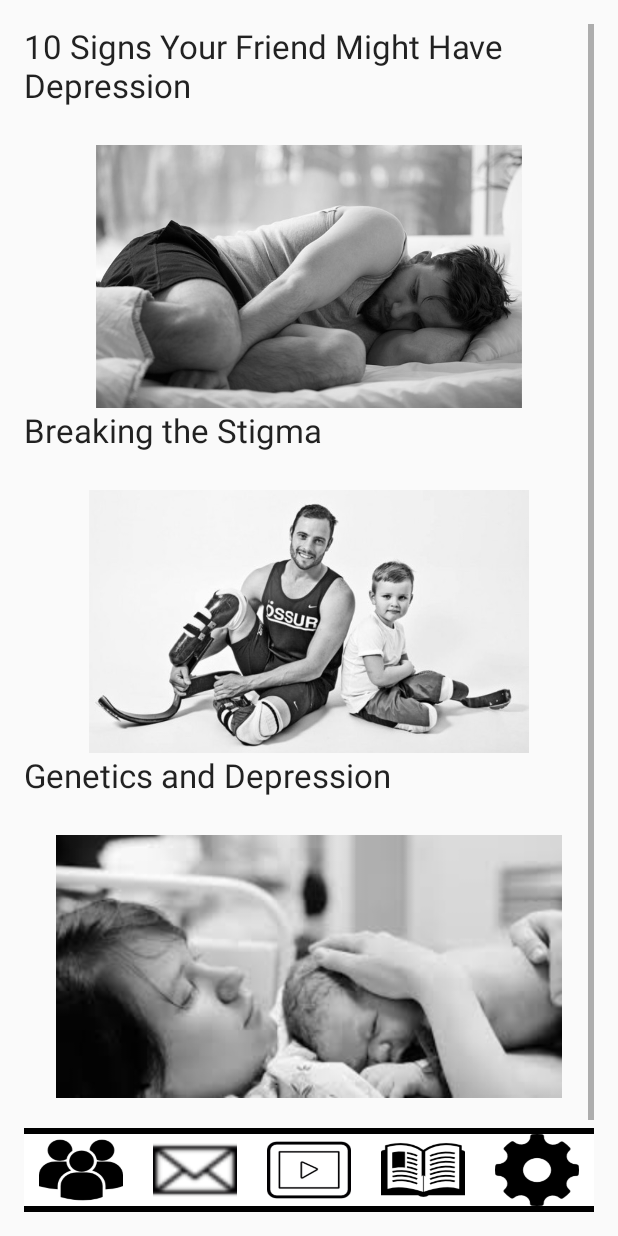
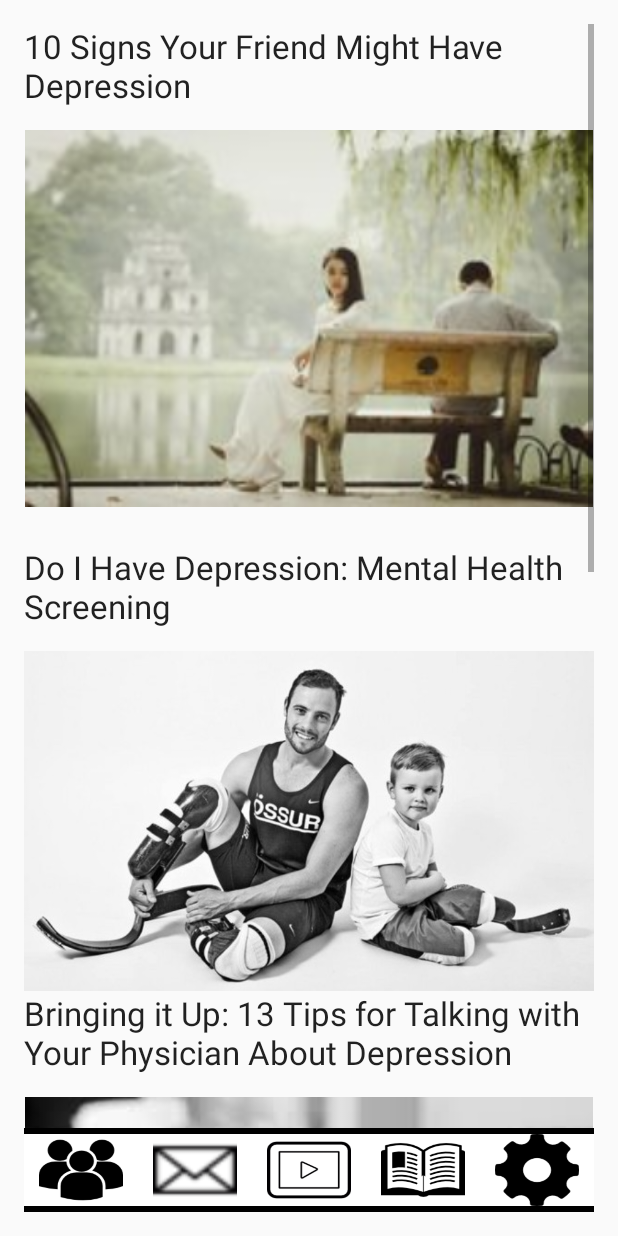
Before and after one commit to cpolyukh/Trellis, an Android app: the LearnMoreActivity screen opened directly, with no data from a screen before it, on a phone screen of 412 x 824 dp. Run offline under Robolectric (Android 15) with nearby library versions, the phone set to English and light mode, and no system bars.

Commit message:
worked on learn more page. still need to update images and work on styling

```diff
--- a/app/src/main/java/edu/uw/ischool/trellis/LearnMoreActivity.java
+++ b/app/src/main/java/edu/uw/ischool/trellis/LearnMoreActivity.java
@@ -11,6 +11,7 @@ import android.support.v7.widget.Toolbar;
 import android.view.View;
 import android.widget.ImageButton;
 import android.widget.ImageView;
+import android.widget.TextView;
 
 public class LearnMoreActivity extends AppCompatActivity {
     MainApp app;
@@ -78,6 +79,14 @@ public class LearnMoreActivity extends AppCompatActivity {
         ImageView article1 = (ImageView) findViewById(R.id.support1);
         ImageView article2 = (ImageView) findViewById(R.id.support2);
         ImageView article3 = (ImageView) findViewById(R.id.support3);
+        ImageView article4 = (ImageView) findViewById(R.id.support4);
+        ImageView article5 = (ImageView) findViewById(R.id.support5);
+
+        TextView text1 = (TextView) findViewById(R.id.textView1);
+        TextView text2 = (TextView) findViewById(R.id.textView2);
+        TextView text3 = (TextView) findViewById(R.id.textView3);
+        TextView text4 = (TextView) findViewById(R.id.textView4);
+        TextView text5 = (TextView) findViewById(R.id.textView5);
 
         article1.setOnClickListener(new View.OnClickListener() {
             @Override
@@ -87,6 +96,39 @@ public class LearnMoreActivity extends AppCompatActivity {
             }
         });
 
+        article2.setOnClickListener(new View.OnClickListener() {
+            @Override
+            public void onClick(View v) {
+                Intent browserIntent = new Intent(Intent.ACTION_VIEW, Uri.parse("http://www.mentalhealthamerica.net/mental-health-screen/patient-health"));
+                startActivity(browserIntent);
+            }
+        });
+
+        article3.setOnClickListener(new View.OnClickListener() {
+            @Override
+            public void onClick(View v) {
+                Intent browserIntent = new Intent(Intent.ACTION_VIEW, Uri.parse("http://www.depressiontoolkit.org/news/tips-for-talking-to-your-doctor-about-depression.asp"));
+                startActivity(browserIntent);
+            }
+        });
+
+        article4.setOnClickListener(new View.OnClickListener() {
+            @Override
+            public void onClick(View v) {
+                Intent browserIntent = new Intent(Intent.ACTION_VIEW, Uri.parse("https://www.psychologytoday.com/blog/thicken-your-skin/201105/when-your-friend-is-depresseddont-and-dos"));
+                startActivity(browserIntent);
+            }
+        });
+
+        article5.setOnClickListener(new View.OnClickListener() {
+            @Override
+            public void onClick(View v) {
+                Intent browserIntent = new Intent(Intent.ACTION_VIEW, Uri.parse("http://www.healthline.com/health-slideshow/9-myths-depression"));
+                startActivity(browserIntent);
+            }
+        });
+
+
     }
 
 }
--- a/app/src/main/res/layout/activity_learn_more.xml
+++ b/app/src/main/res/layout/activity_learn_more.xml
@@ -27,30 +27,36 @@
                     android:layout_height="wrap_content"
                     android:textAppearance="?android:attr/textAppearanceLarge"
                     android:text="10 Signs Your Friend Might Have Depression"
-                    android:paddingBottom="25dp"
-                    android:id="@+id/textView" />
+                    android:paddingBottom="15dp"
+                    android:id="@+id/textView1" />
 
                 <ImageView
-                    android:layout_width="match_parent"
-                    android:layout_height="175dp"
-                    android:src="@drawable/support4"
+                    android:layout_width="fill_parent"
+                    android:layout_height="wrap_content"
+                    android:adjustViewBounds="true"
+                    android:scaleType="fitCenter"
+                    android:src="@drawable/depression1"
+                    android:paddingBottom="25dp"
                     android:id="@+id/support1"/>
 
                 <TextView
                     android:layout_width="wrap_content"
                     android:layout_height="wrap_content"
                     android:textAppearance="?android:attr/textAppearanceLarge"
-                    android:text="Breaking the Stigma"
-                    android:paddingBottom="25dp"
+                    android:text="Do I Have Depression: Mental Health Screening"
+                    android:paddingBottom="15dp"
                     android:id="@+id/textView2" />
 
                 <ImageView
-                    android:layout_width="match_parent"
-                    android:layout_height="175dp"
+                    android:layout_width="fill_parent"
+                    android:layout_height="wrap_content"
+                    android:adjustViewBounds="true"
+                    android:scaleType="fitCenter"
                     android:id="@+id/support2"
                     android:src="@drawable/support2"
                     android:layout_marginTop="0dp"
                     android:layout_marginBottom="0dp"
+                    android:paddingBottom="25dp"
                     android:padding="0dp"
                     android:layout_margin="0dp" />
 
@@ -58,17 +64,60 @@
                     android:layout_width="wrap_content"
                     android:layout_height="wrap_content"
                     android:textAppearance="?android:attr/textAppearanceLarge"
-                    android:text="Genetics and Depression"
-                    android:paddingBottom="25dp"
+                    android:text="Bringing it Up: 13 Tips for Talking with Your Physician About Depression"
+                    android:paddingBottom="15dp"
                     android:id="@+id/textView3" />
 
                 <ImageView
-                    android:layout_width="match_parent"
-                    android:layout_height="175dp"
                     android:id="@+id/support3"
                     android:src="@drawable/support3"
                     android:layout_alignParentEnd="false"
                     android:layout_alignParentRight="false"
+                    android:layout_width="fill_parent"
+                    android:layout_height="wrap_content"
+                    android:adjustViewBounds="true"
+                    android:scaleType="fitCenter"
+                    android:layout_marginTop="0dp"
+                    android:paddingBottom="25dp"
+                    android:layout_marginBottom="0dp"/>
+
+                <TextView
+                    android:layout_width="wrap_content"
+                    android:layout_height="wrap_content"
+                    android:textAppearance="?android:attr/textAppearanceLarge"
+                    android:text="When Your Friend Is Depressed...Don't and Dos"
+                    android:paddingBottom="15dp"
+                    android:id="@+id/textView4" />
+
+                <ImageView
+                    android:id="@+id/support4"
+                    android:src="@drawable/support3"
+                    android:layout_alignParentEnd="false"
+                    android:layout_alignParentRight="false"
+                    android:layout_width="fill_parent"
+                    android:layout_height="wrap_content"
+                    android:adjustViewBounds="true"
+                    android:scaleType="fitCenter"
+                    android:layout_marginTop="0dp"
+                    android:layout_marginBottom="0dp"/>
+
+                <TextView
+                    android:layout_width="wrap_content"
+                    android:layout_height="wrap_content"
+                    android:textAppearance="?android:attr/textAppearanceLarge"
+                    android:text="9 Depression Myths"
+                    android:paddingBottom="25dp"
+                    android:id="@+id/textView5" />
+
+                <ImageView
+                    android:id="@+id/support5"
+                    android:src="@drawable/support3"
+                    android:layout_alignParentEnd="false"
+                    android:layout_alignParentRight="false"
+                    android:layout_width="fill_parent"
+                    android:layout_height="wrap_content"
+                    android:adjustViewBounds="true"
+                    android:scaleType="fitCenter"
                     android:layout_marginTop="0dp"
                     android:layout_marginBottom="0dp"/>
 
```
Also changed, not shown: app/src/main/res/drawable/depression1.jpg (added).
